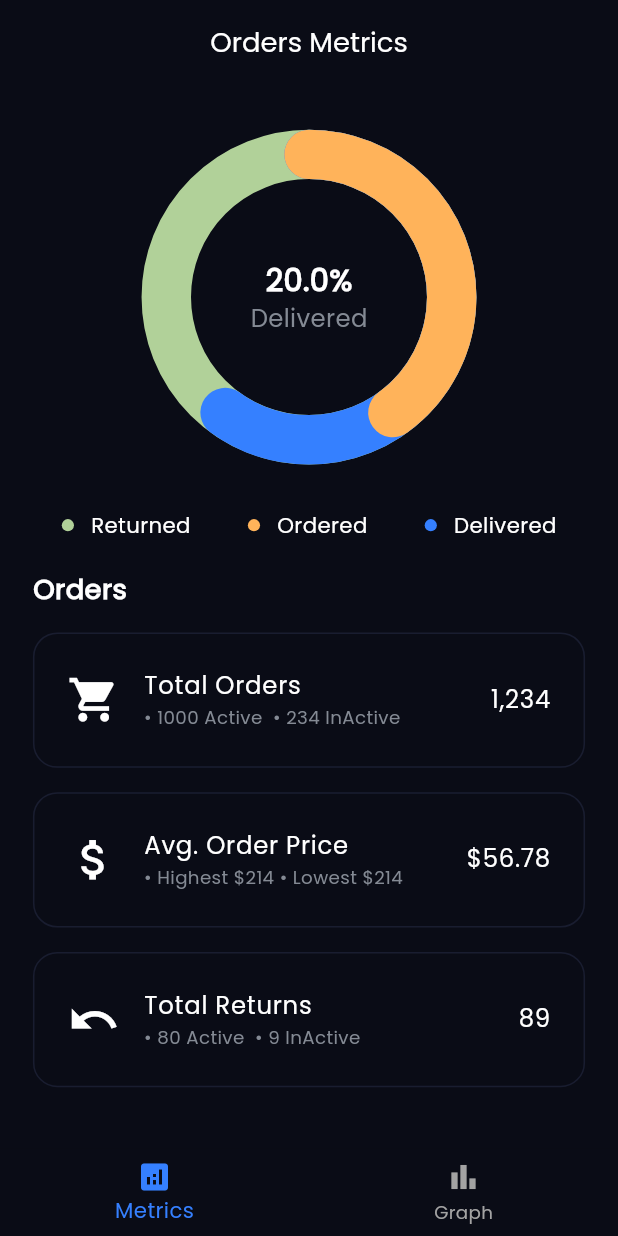
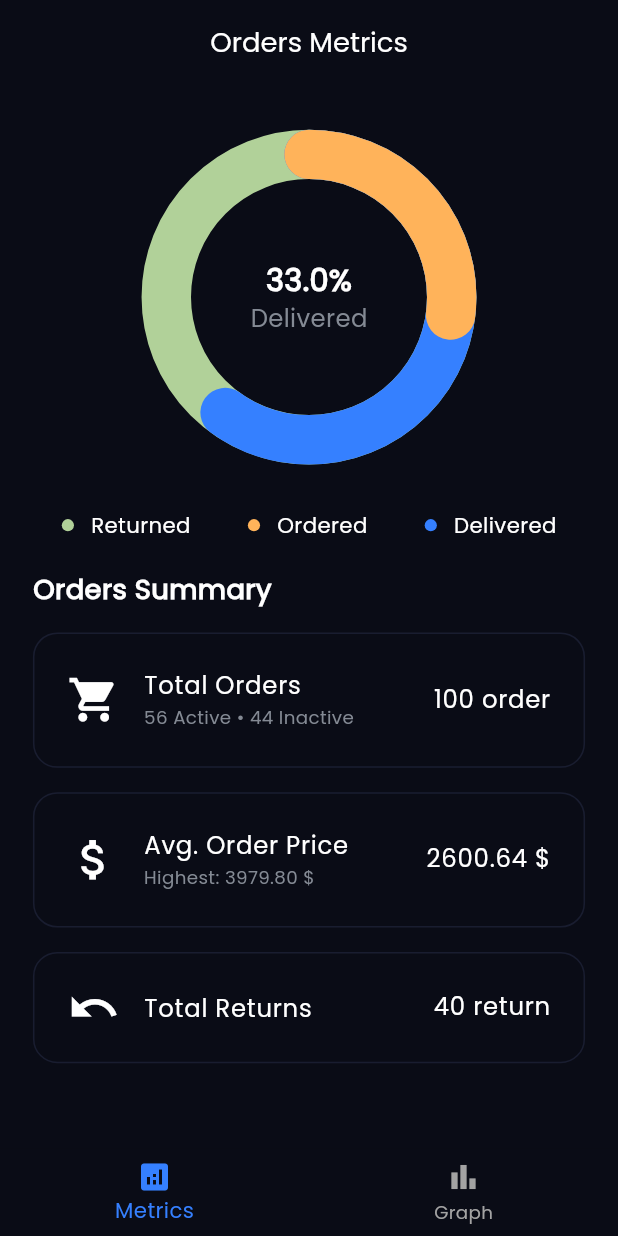
Before and after one commit to MostafaHamed-W/orderlens, a Flutter app: the screen it shows after launch, after a tap on "Get Started", on a phone screen of 412 x 824 dp. Run offline on Flutter 3.47's test engine with Material 3 defaults, Android fonts, the light colour scheme and no system bars; drawn by our look-alikes of percent_indicator; our stand-ins replace fl_chart, flutter_bloc, flutter_screenutil, flutter_secure_storage, flutter_svg, freezed_annotation and 2 more; generated files the repository leaves out were written again.

Commit message:
integrated metrics screen with real json data ✅

```diff
--- a/lib/core/di/dependency_injection.dart
+++ b/lib/core/di/dependency_injection.dart
@@ -2,6 +2,8 @@ import 'package:get_it/get_it.dart';
 import 'package:orderlens/core/services/local_data_service.dart';
 import 'package:orderlens/features/graph/data/repos/order_repo.dart';
 import 'package:orderlens/features/graph/logic/graph_cubit/orders_cubit.dart';
+import 'package:orderlens/features/metrics/data/repos/order_metrics_repo.dart';
+import 'package:orderlens/features/metrics/logic/cubit/order_metrics_cubit.dart';
 
 final getIt = GetIt.instance;
 
@@ -19,4 +21,7 @@ Future<void> setupGetIt() async {
   // Orders
   getIt.registerLazySingleton<OrderRepo>(() => OrderRepo(getIt()));
   getIt.registerFactory<OrdersCubit>(() => OrdersCubit(getIt()));
+
+  getIt.registerLazySingleton<OrderMetricsRepository>(() => OrderMetricsRepository(getIt()));
+  getIt.registerFactory<OrderMetricsCubit>(() => OrderMetricsCubit(getIt()));
 }
--- a/lib/core/helpers/assets_paths.dart
+++ b/lib/core/helpers/assets_paths.dart
@@ -1,5 +1,5 @@
 class AssetsPaths {
-  static const String orderJson = 'lib/features/dashboard/data/sources/orders.json';
+  static const String orderJson = 'lib/core/sources/orders.json';
   static const String coreImagesPath = 'assets/images/';
 
   /// OnBoarding
--- a/lib/core/routing/app_router.dart
+++ b/lib/core/routing/app_router.dart
@@ -1,7 +1,7 @@
 import 'package:animations/animations.dart';
 import 'package:flutter/material.dart';
 import 'package:orderlens/core/routing/routes.dart';
-import 'package:orderlens/features/dashboard/ui/dashboard_screen.dart';
+import 'package:orderlens/features/dashboard_screen.dart';
 import 'package:orderlens/features/onboarding/ui/onboarding_screen.dart';
 
 class AppRouter {
--- a/lib/core/theming/colors_manager.dart
+++ b/lib/core/theming/colors_manager.dart
@@ -25,6 +25,9 @@ class ColorsManager {
   // Yellow
   static const primaryYellow = Color(0xFFFFB35A);
 
+  // Red
+  static const primaryRed = Color(0xFFF6543E);
+
   // Other Colors
   static const backgroundColor = Color(0xFF0A0C16);
   static const strokeColor = Color(0xFF191D30);
--- a/lib/core/widgets/bottom_navigation_bar_widget.dart
+++ b/lib/core/widgets/bottom_navigation_bar_widget.dart
@@ -2,7 +2,7 @@ import 'package:flutter/material.dart';
 import 'package:orderlens/core/helpers/extensions.dart';
 import 'package:orderlens/core/theming/colors_manager.dart';
 import 'package:orderlens/core/theming/styles.dart';
-import 'package:orderlens/features/dashboard/ui/dashboard_screen.dart';
+import 'package:orderlens/features/dashboard_screen.dart';
 
 class BottomNavBarWidget extends StatelessWidget {
   final SelectedTab currentTab;
--- a/lib/features/graph/ui/graph_page.dart
+++ b/lib/features/graph/ui/graph_page.dart
@@ -53,7 +53,7 @@ class GraphPage extends StatelessWidget {
           CustomTitleText(title: 'Orders per month'.hardcoded),
           verticalHight(15),
           OrdersPerMonthWidget(groupedOrders: groupedOrders),
-          verticalHight(40),
+          verticalHight(100),
         ],
       ),
     );
--- /dev/null
+++ b/lib/features/metrics/data/models/orders_metrics_model.dart
@@ -0,0 +1,35 @@
+import 'package:json_annotation/json_annotation.dart';
+part 'orders_metrics_model.g.dart';
+
+@JsonSerializable()
+class OrderMetricsModel {
+  final int totalOrders;
+  final int activeOrders;
+  final int inactiveOrders;
+  final int deliveredOrders;
+  final int returnedOrders;
+  final double avgPrice;
+  final double highestPrice;
+  final double lowestPrice;
+  final double orderedPercentage;
+  final double deliveredPercentage;
+  final double returnedPercentage;
+
+  OrderMetricsModel({
+    required this.totalOrders,
+    required this.activeOrders,
+    required this.inactiveOrders,
+    required this.deliveredOrders,
+    required this.returnedOrders,
+    required this.avgPrice,
+    required this.highestPrice,
+    required this.lowestPrice,
+    required this.orderedPercentage,
+    required this.deliveredPercentage,
+    required this.returnedPercentage,
+  });
+
+  factory OrderMetricsModel.fromJson(Map<String, dynamic> json) => _$OrderMetricsModelFromJson(json);
+
+  Map<String, dynamic> toJson() => _$OrderMetricsModelToJson(this);
+}
--- /dev/null
+++ b/lib/features/metrics/data/repos/order_metrics_repo.dart
@@ -0,0 +1,48 @@
+import 'package:orderlens/core/services/data_result.dart';
+import 'package:orderlens/core/services/local_data_service.dart';
+import 'package:orderlens/features/metrics/data/models/orders_metrics_model.dart';
+
+class OrderMetricsRepository {
+  final LocalDataService _localDataService;
+
+  OrderMetricsRepository(this._localDataService);
+
+  Future<DataResult<OrderMetricsModel>> getOrderMetrics() async {
+    try {
+      final orders = await _localDataService.getOrders();
+
+      // Calculate metrics
+      final int totalOrders = orders.length;
+      final int orderedOrders = orders.where((o) => o.status.toUpperCase() == 'ORDERED').length;
+      final int deliveredOrders = orders.where((o) => o.status.toUpperCase() == 'DELIVERED').length;
+      final int returnedOrders = orders.where((o) => o.status.toUpperCase() == 'RETURNED').length;
+
+      final prices = orders.map((o) => double.tryParse(o.price.replaceAll(RegExp(r'[$,]'), '')) ?? 0).toList();
+      final double avgPrice = prices.isNotEmpty ? prices.reduce((a, b) => a + b) / prices.length : 0;
+      final double highestPrice = prices.isNotEmpty ? prices.reduce((a, b) => a > b ? a : b) : 0;
+      final double lowestPrice = prices.isNotEmpty ? prices.reduce((a, b) => a < b ? a : b) : 0;
+
+      final double orderedPercentage = totalOrders > 0 ? orderedOrders / totalOrders : 0;
+      final double deliveredPercentage = totalOrders > 0 ? deliveredOrders / totalOrders : 0;
+      final double returnedPercentage = totalOrders > 0 ? returnedOrders / totalOrders : 0;
+
+      final metrics = OrderMetricsModel(
+        totalOrders: totalOrders,
+        activeOrders: orders.where((o) => o.isActive).length,
+        inactiveOrders: orders.where((o) => !o.isActive).length,
+        deliveredOrders: deliveredOrders,
+        returnedOrders: returnedOrders,
+        avgPrice: avgPrice,
+        highestPrice: highestPrice,
+        lowestPrice: lowestPrice,
+        orderedPercentage: orderedPercentage,
+        deliveredPercentage: deliveredPercentage,
+        returnedPercentage: returnedPercentage,
+      );
+
+      return DataResult.success(metrics);
+    } catch (e) {
+      return DataResult.failure(e.toString());
+    }
+  }
+}
--- /dev/null
+++ b/lib/features/metrics/logic/cubit/order_metrics_cubit.dart
@@ -0,0 +1,21 @@
+import 'package:flutter_bloc/flutter_bloc.dart';
+import 'package:orderlens/features/metrics/data/repos/order_metrics_repo.dart';
+import 'package:orderlens/features/metrics/logic/cubit/order_metrics_state.dart';
+
+class OrderMetricsCubit extends Cubit<OrderMetricsState> {
+  final OrderMetricsRepository _repository;
+
+  OrderMetricsCubit(this._repository) : super(const OrderMetricsState.initial());
+
+  Future<void> fetchMetrics() async {
+    emit(const OrderMetricsState.loading());
+
+    await Future.delayed(const Duration(milliseconds: 300));
+
+    final result = await _repository.getOrderMetrics();
+    result.when(
+      success: (metrics) => emit(OrderMetricsState.success(metrics)),
+      failure: (error) => emit(OrderMetricsState.failure(error)),
+    );
+  }
+}
--- /dev/null
+++ b/lib/features/metrics/logic/cubit/order_metrics_state.dart
@@ -0,0 +1,11 @@
+import 'package:freezed_annotation/freezed_annotation.dart';
+import 'package:orderlens/features/metrics/data/models/orders_metrics_model.dart';
+part 'order_metrics_state.freezed.dart';
+
+@freezed
+class OrderMetricsState with _$OrderMetricsState {
+  const factory OrderMetricsState.initial() = OrderMetricsInitial;
+  const factory OrderMetricsState.loading() = OrderMetricsLoading;
+  const factory OrderMetricsState.success(OrderMetricsModel metrics) = OrderMetricsSuccess;
+  const factory OrderMetricsState.failure(String error) = OrderMetricsFailure;
+}
--- a/lib/features/metrics/ui/metrics_page.dart
+++ b/lib/features/metrics/ui/metrics_page.dart
@@ -1,9 +1,14 @@
 import 'package:flutter/material.dart';
+import 'package:flutter_bloc/flutter_bloc.dart';
 import 'package:flutter_screenutil/flutter_screenutil.dart';
+import 'package:orderlens/core/di/dependency_injection.dart';
 import 'package:orderlens/core/helpers/extensions.dart';
 import 'package:orderlens/core/helpers/spacing.dart';
-import 'package:orderlens/core/theming/styles.dart';
 import 'package:orderlens/core/widgets/custom_app_bar_widget.dart';
+import 'package:orderlens/core/widgets/custom_title_text.dart';
+import 'package:orderlens/features/metrics/data/models/orders_metrics_model.dart';
+import 'package:orderlens/features/metrics/logic/cubit/order_metrics_cubit.dart';
+import 'package:orderlens/features/metrics/logic/cubit/order_metrics_state.dart';
 import 'package:orderlens/features/metrics/ui/widgets/circular_perecent_section.dart';
 import 'package:orderlens/features/metrics/ui/widgets/metrics_card.dart';
 
@@ -13,51 +18,59 @@ class MetricsPage extends StatelessWidget {
   @override
   Widget build(BuildContext context) {
     return Scaffold(
-      appBar: CustomAppBar(
-        title: 'Orders Metrics'.hardcoded,
+      appBar: CustomAppBar(title: 'Orders Metrics'.hardcoded),
+      body: BlocProvider(
+        create: (_) => getIt<OrderMetricsCubit>()..fetchMetrics(),
+        child: BlocBuilder<OrderMetricsCubit, OrderMetricsState>(
+          builder: (context, state) {
+            return state.when(
+              initial: () => const SizedBox.shrink(),
+              loading: () => const Center(child: CircularProgressIndicator()),
+              success: (metrics) => _buildMetricsContent(metrics),
+              failure: (message) => Center(child: Text('Error: $message')),
+            );
+          },
         ),
-      body: Padding(
+      ),
+    );
+  }
+
+  Widget _buildMetricsContent(OrderMetricsModel metrics) {
+    return SingleChildScrollView(
       padding: EdgeInsets.symmetric(horizontal: 20.w),
-        child: SingleChildScrollView(
       child: Column(
         crossAxisAlignment: CrossAxisAlignment.start,
         children: [
           verticalHight(30),
-              const CircularPerecentSection(
-                orderedPercentage: 0.4,
-                deliveredPercentage: 0.2,
-                returnedPercentage: 0.1,
+          CircularPerecentSection(
+            orderedPercentage: metrics.orderedPercentage,
+            deliveredPercentage: metrics.deliveredPercentage,
+            returnedPercentage: metrics.returnedPercentage,
           ),
           verticalHight(20),
-              Text(
-                'Orders',
-                style: TextStyles.font18MeduimSemiBold,
-              ),
+          CustomTitleText(title: 'Orders Summary'.hardcoded),
           verticalHight(15),
           MetricCard(
             title: 'Total Orders'.hardcoded,
-                value: "1,234".hardcoded,
-                details: '• 1000 Active  • 234 InActive'.hardcoded,
+            value: '${metrics.totalOrders.toString()} order',
+            details: '${metrics.activeOrders} Active • ${metrics.inactiveOrders} Inactive'.hardcoded,
             icon: Icons.shopping_cart,
           ),
           verticalHight(16),
           MetricCard(
             title: 'Avg. Order Price'.hardcoded,
-                value: "\$56.78",
-                details: '• Highest \$214 • Lowest \$214'.hardcoded,
+            value: '${metrics.avgPrice.toStringAsFixed(2)} \$',
+            details: 'Highest: ${metrics.highestPrice.toStringAsFixed(2)} \$'.hardcoded,
             icon: Icons.attach_money,
           ),
           verticalHight(16),
           MetricCard(
             title: 'Total Returns'.hardcoded,
-                value: '89'.hardcoded,
-                details: '• 80 Active  • 9 InActive'.hardcoded,
+            value: '${metrics.returnedOrders.toString()} return',
             icon: Icons.undo,
           ),
-              verticalHight(20),
+          verticalHight(100),
         ],
-          ),
-        ),
       ),
     );
   }
--- a/lib/features/onboarding/ui/onboarding_screen.dart
+++ b/lib/features/onboarding/ui/onboarding_screen.dart
@@ -55,7 +55,7 @@ class OnboardingScreen extends StatelessWidget {
                 ),
               ),
               CustomTextButton(buttonText: "Get Started".hardcoded, onPressed: () => context.pushNamed(Routes.dashboardScreen)),
-              verticalHight(10),
+              verticalHight(20),
             ],
           ),
         ),
--- a/pubspec.yaml
+++ b/pubspec.yaml
@@ -93,7 +93,7 @@ flutter:
 
   # To add assets to your application, add an assets section, like this:
   assets:
-    - lib/features/dashboard/data/sources/
+    - lib/core/sources/
     - assets/images/
 
 
```
Also changed, not shown: lib/core/sources/orders.json (renamed from lib/features/dashboard/data/sources/orders.json), lib/features/dashboard_screen.dart (renamed from lib/features/dashboard/ui/dashboard_screen.dart). Lines whose indentation alone changed are shown as unchanged.
